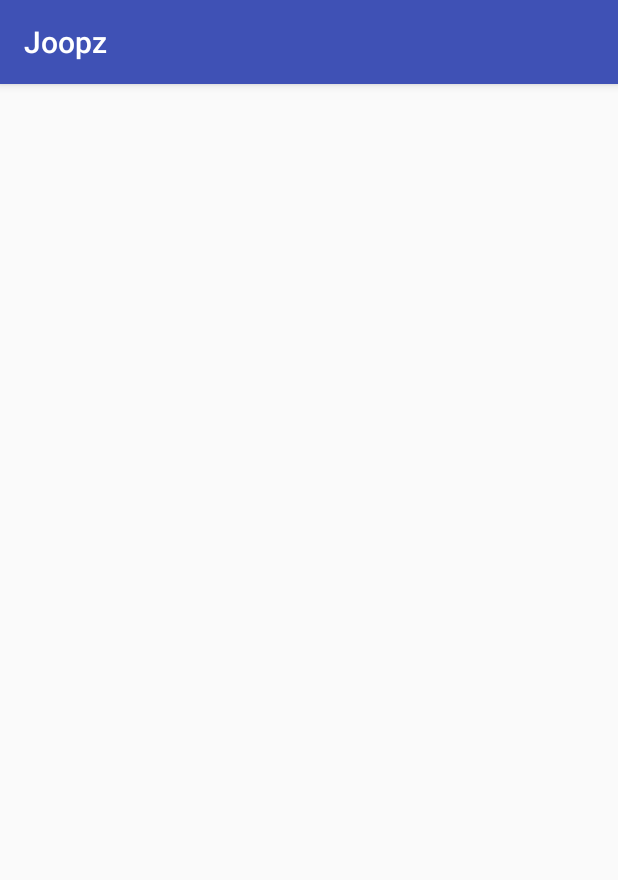
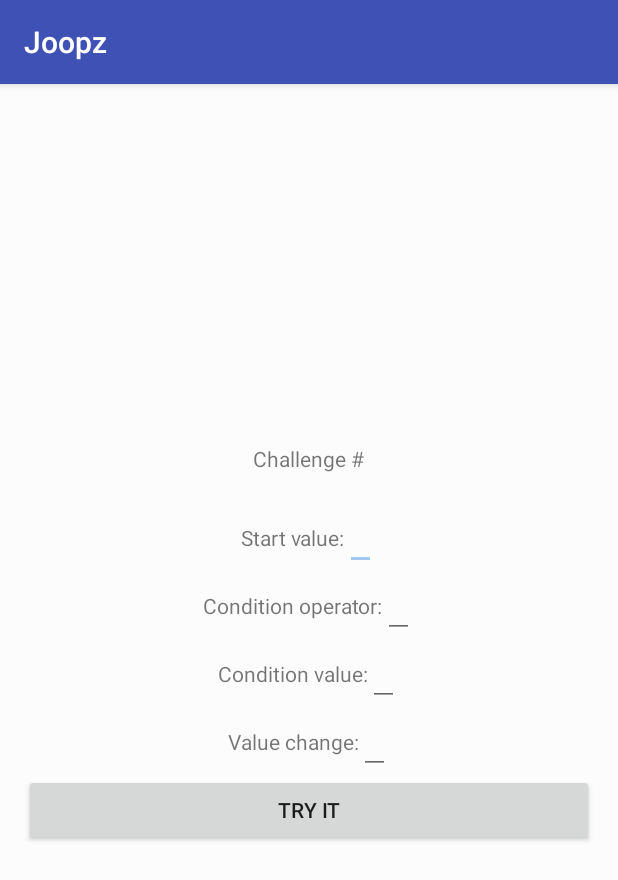
Before and after one commit to riagalanos/Joopz, an Android app: the ChallengeActivity screen opened directly, with no data from a screen before it, on a phone screen of 412 x 824 dp. Shown: the top 880 px of the screen. Run offline under Robolectric (Android 15) with nearby library versions, the phone set to English and light mode, and no system bars.

Commit message:
Created link to ChallengeActivity from DashboardActivity.

```diff
--- a/src/main/java/com/cscheerleader/joopz/ChallengeActivity.java
+++ b/src/main/java/com/cscheerleader/joopz/ChallengeActivity.java
@@ -9,5 +9,8 @@ public class ChallengeActivity extends AppCompatActivity {
     protected void onCreate(Bundle savedInstanceState) {
         super.onCreate(savedInstanceState);
         setContentView(R.layout.activity_challenge);
+
+
+
     }
 }
--- a/src/main/java/com/cscheerleader/joopz/DashboardActivity.java
+++ b/src/main/java/com/cscheerleader/joopz/DashboardActivity.java
@@ -1,13 +1,29 @@
 package com.cscheerleader.joopz;
 
+import android.content.Intent;
 import android.support.v7.app.AppCompatActivity;
 import android.os.Bundle;
+import android.view.View;
+import android.widget.Button;
 
 public class DashboardActivity extends AppCompatActivity {
+
+    private Button button_get_problem;
 
     @Override
     protected void onCreate(Bundle savedInstanceState) {
         super.onCreate(savedInstanceState);
         setContentView(com.cscheerleader.joopz.R.layout.activity_dashboard);
+
+        button_get_problem = (Button)findViewById(R.id.get_problem);
+
+        button_get_problem.setOnClickListener(new View.OnClickListener() {
+            @Override
+            public void onClick(View view) {
+                startActivity(new Intent(DashboardActivity.this, ChallengeActivity.class));
+            }
+        });
+
+
     }
 }
--- a/src/main/res/layout/activity_challenge.xml
+++ b/src/main/res/layout/activity_challenge.xml
@@ -1,10 +1,99 @@
-<?xml version="1.0" encoding="utf-8"?>
-<android.support.constraint.ConstraintLayout
+<LinearLayout
     xmlns:android="http://schemas.android.com/apk/res/android"
-    xmlns:app="http://schemas.android.com/apk/res-auto"
-    xmlns:tools="http://schemas.android.com/tools"
+    android:layout_height="match_parent"
     android:layout_width="match_parent"
-    android:layout_height="match_parent"
-    tools:context=".ChallengeActivity">
+    android:orientation="vertical"
+    android:gravity="center"
+    android:padding="@dimen/activity_horizontal_margin"
+    android:background="@color/backgroundColor">
 
-</android.support.constraint.ConstraintLayout>
+    <TextView
+        android:id="@+id/header"
+        android:layout_width="wrap_content"
+        android:layout_height="wrap_content"
+        android:text="@string/header"/>
+
+    <TextView
+        android:id="@+id/incomplete_loop"
+        android:layout_width="wrap_content"
+        android:layout_height="wrap_content"
+        android:text="@string/incomplete_loop"/>
+
+    <LinearLayout
+        android:layout_width="wrap_content"
+        android:layout_height="wrap_content"
+        android:orientation="horizontal">
+
+        <TextView
+            android:layout_width="wrap_content"
+            android:layout_height="wrap_content"
+            android:text="@string/start_value"/>
+
+        <EditText
+            android:id="@+id/start_value"
+            android:layout_width="wrap_content"
+            android:layout_height="wrap_content"/>
+    </LinearLayout>
+
+    <LinearLayout
+        android:layout_width="wrap_content"
+        android:layout_height="wrap_content"
+        android:orientation="horizontal">
+
+        <TextView
+            android:layout_width="wrap_content"
+            android:layout_height="wrap_content"
+            android:text="@string/condition_operator"/>
+
+        <EditText
+            android:id="@+id/condition_operator"
+            android:layout_width="wrap_content"
+            android:layout_height="wrap_content"/>
+    </LinearLayout>
+
+    <LinearLayout
+        android:layout_width="wrap_content"
+        android:layout_height="wrap_content"
+        android:orientation="horizontal">
+
+        <TextView
+            android:layout_width="wrap_content"
+            android:layout_height="wrap_content"
+            android:text="@string/condition_value"/>
+
+        <EditText
+            android:id="@+id/condition_value"
+            android:layout_width="wrap_content"
+            android:layout_height="wrap_content"/>
+    </LinearLayout>
+
+    <LinearLayout
+        android:layout_width="wrap_content"
+        android:layout_height="wrap_content"
+        android:orientation="horizontal">
+
+        <TextView
+            android:layout_width="wrap_content"
+            android:layout_height="wrap_content"
+            android:text="@string/value_change"/>
+
+        <EditText
+            android:id="@+id/value_change"
+            android:layout_width="wrap_content"
+            android:layout_height="wrap_content"/>
+    </LinearLayout>
+
+    <Button
+        android:id="@+id/button_compile"
+        android:layout_width="match_parent"
+        android:layout_height="wrap_content"
+        android:text="@string/button_execute"/>
+
+    <TextView
+        android:id="@+id/result"
+        android:layout_width="wrap_content"
+        android:layout_height="wrap_content"
+        android:text="@string/result"/>
+
+
+</LinearLayout>
--- a/src/main/res/layout/activity_dashboard.xml
+++ b/src/main/res/layout/activity_dashboard.xml
@@ -1,10 +1,16 @@
-<?xml version="1.0" encoding="utf-8"?>
-<android.support.constraint.ConstraintLayout
+<LinearLayout
     xmlns:android="http://schemas.android.com/apk/res/android"
-    xmlns:app="http://schemas.android.com/apk/res-auto"
-    xmlns:tools="http://schemas.android.com/tools"
+    android:layout_height="match_parent"
     android:layout_width="match_parent"
-    android:layout_height="match_parent"
-    tools:context=".DashboardActivity">
+    android:orientation="vertical"
+    android:gravity="center"
+    android:padding="@dimen/activity_horizontal_margin"
+    android:background="@color/backgroundColor">
 
-</android.support.constraint.ConstraintLayout>
+    <Button
+        android:id="@+id/get_problem"
+        android:layout_width="wrap_content"
+        android:layout_height="wrap_content"
+        android:text="@string/get_problem"/>
+
+</LinearLayout>
--- a/src/main/res/layout/activity_login.xml
+++ b/src/main/res/layout/activity_login.xml
@@ -53,7 +53,7 @@
         android:layout_height="wrap_content"
         android:layout_marginTop="20dip"
         android:background="@color/logoColor"
-        android:text="@string/login"
+        android:text="@string/button_login"
         android:textStyle="bold"
         android:textColor="@color/backgroundColor"
         android:textSize="17dp"/>
--- a/src/main/res/values/strings.xml
+++ b/src/main/res/values/strings.xml
@@ -1,10 +1,20 @@
 <resources>
     <string name="app_name">Joopz</string>
-    <string name="login">Login</string>
+    <string name="button_login">Login</string>
     <string name="button_forgot_password">Forgot password?</string>
     <string name="button_create_account">Create account</string>
     <string name="email">Email</string>
     <string name="hint_password">Password</string>
     <string name="minimum_password">Password is at least 6 characters.</string>
     <string name="auth_failed">Authentication failed, check email and/or password or create account.</string>
+    <string name="header">Challenge #</string>
+    <string name="incomplete_loop"></string>
+    <string name="start_value">Start value: </string>
+    <string name="condition_operator">Condition operator: </string>
+    <string name="condition_value">Condition value: </string>
+    <string name="value_change">Value change: </string>
+    <string name="button_execute">TRY IT</string>
+    <string name="result"></string>
+    <string name="get_problem">GET PROBLEM</string>
+
 </resources>
```
